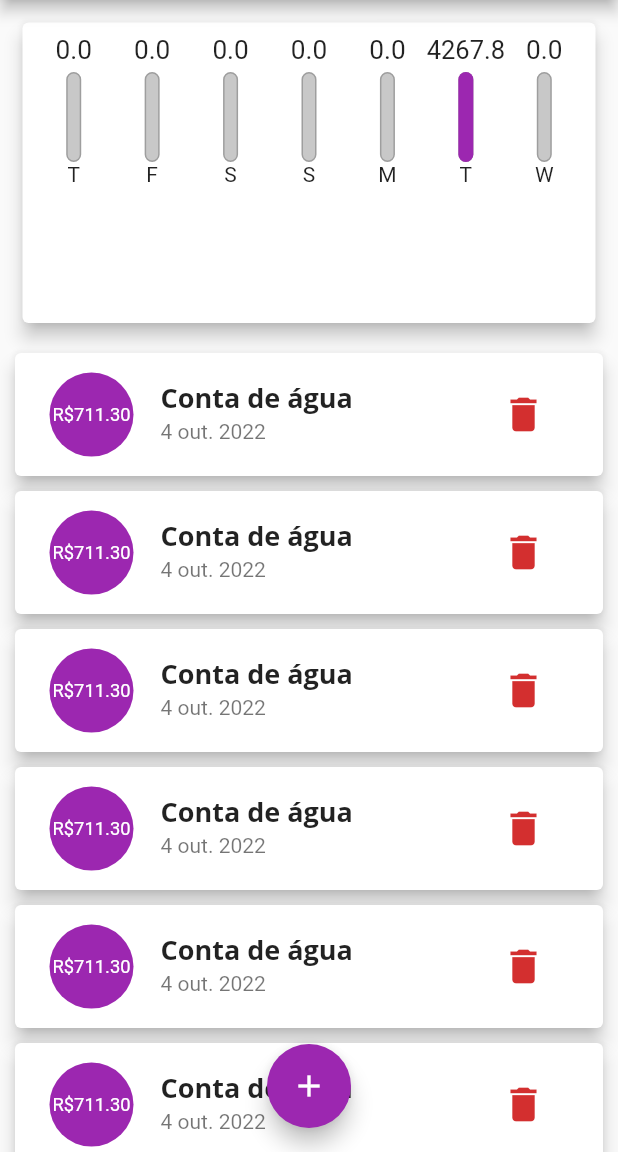
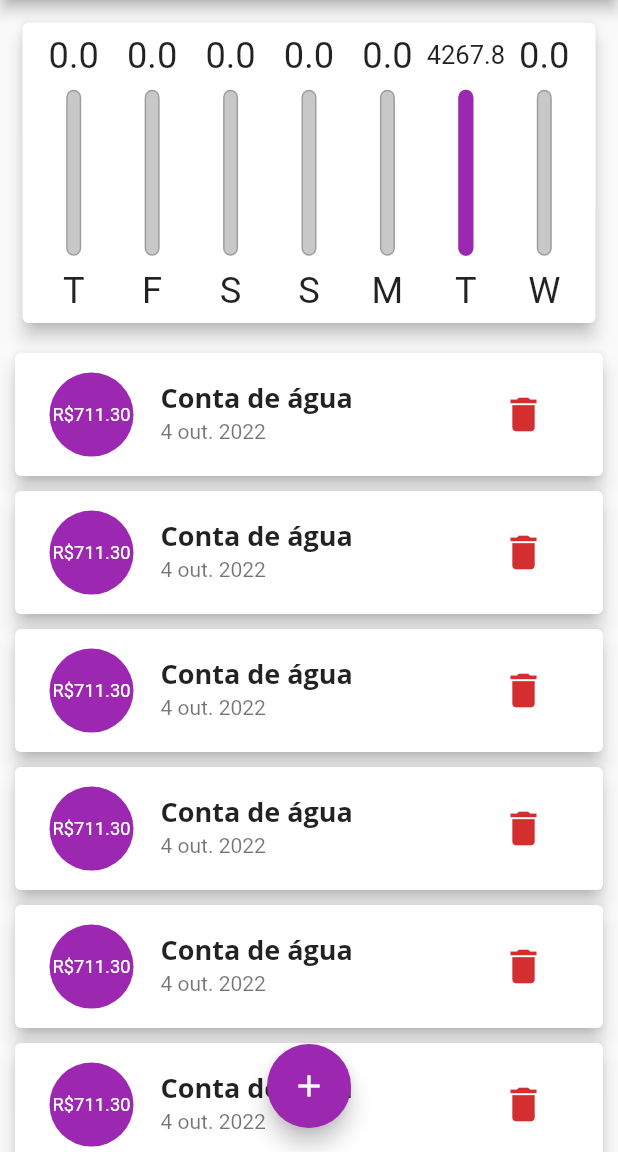
Before and after one commit to fvieir/Flutter-despesas_pessoais, a Flutter app: the screen it shows after launch, on a phone screen of 412 x 824 dp, the part 84-1236 px from its top. Run offline on Flutter 3.47's test engine with Material 2 defaults, Android fonts, the phone set to English and light mode, and no system bars.

Commit message:
add LayoutBuilder para deixar applicação responsiva

```diff
--- a/lib/components/chart_bar.dart
+++ b/lib/components/chart_bar.dart
@@ -13,19 +13,20 @@ class ChartBar extends StatelessWidget {
 
   @override
   Widget build(BuildContext context) {
+    return LayoutBuilder(builder: (ctx, constraints) {
       return Column(
         children: [
           SizedBox(
-          height: 20,
+            height: constraints.maxHeight * 0.15,
             child: FittedBox(
               child: Text(
                 value.toString(),
               ),
             ),
           ),
-        const SizedBox(height: 5),
+          SizedBox(height: constraints.maxHeight * 0.05),
           SizedBox(
-          height: 60,
+            height: constraints.maxHeight * 0.6,
             width: 10,
             child: Stack(
               alignment: Alignment.bottomCenter,
@@ -52,8 +53,15 @@ class ChartBar extends StatelessWidget {
               ],
             ),
           ),
-        Text(label),
+          SizedBox(height: constraints.maxHeight * 0.05),
+          SizedBox(
+            height: constraints.maxHeight * 0.15,
+            child: FittedBox(
+              child: Text(label),
+            ),
+          ),
         ],
       );
+    });
   }
 }
--- a/lib/main.dart
+++ b/lib/main.dart
@@ -16,6 +16,7 @@ class Expenses extends StatelessWidget {
   @override
   Widget build(BuildContext context) {
     return MaterialApp(
+      debugShowCheckedModeBanner: false,
       localizationsDelegates: const [
         GlobalMaterialLocalizations.delegate,
         GlobalWidgetsLocalizations.delegate,
```
Lines whose indentation alone changed are shown as unchanged.
